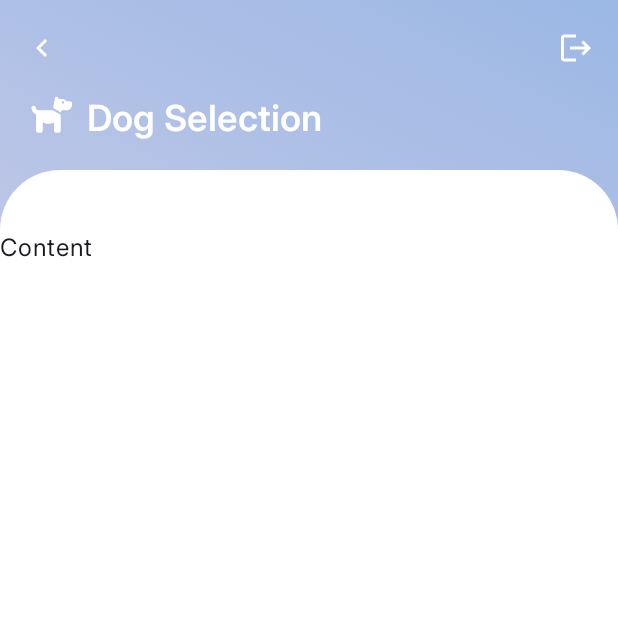
After one commit to joaogouveia89/TikoDog, an Android app built with Jetpack Compose: the composable DogPresentationScreen shown on its own in the app's theme, on a phone screen of 412 x 824 dp, the top half of it. The commit adds this screen. Run offline under Robolectric (Android 15) with nearby library versions, the phone set to English and light mode, and no system bars; Roboto replaces fonts that are not available here.

Commit message:
Tiko Dog Panel Screen

```diff
--- /dev/null
+++ b/app/src/main/java/io/github/joaogouveia89/tikodog/core/presentation/TikoDogTopBar.kt
@@ -0,0 +1,60 @@
+package io.github.joaogouveia89.tikodog.core.presentation
+
+import androidx.compose.material.icons.Icons
+import androidx.compose.material.icons.automirrored.filled.Logout
+import androidx.compose.material.icons.filled.ChevronLeft
+import androidx.compose.material3.ExperimentalMaterial3Api
+import androidx.compose.material3.Icon
+import androidx.compose.material3.IconButton
+import androidx.compose.material3.TopAppBar
+import androidx.compose.material3.TopAppBarDefaults
+import androidx.compose.runtime.Composable
+import androidx.compose.ui.Modifier
+import androidx.compose.ui.graphics.Color
+import androidx.compose.ui.tooling.preview.Preview
+
+@OptIn(ExperimentalMaterial3Api::class)
+@Composable
+fun TikoDogTopBar(
+    modifier: Modifier = Modifier,
+    onBackClick: () -> Unit = {},
+    onLogoutClick: () -> Unit = {}
+) {
+    TopAppBar(
+        modifier = modifier,
+        title = {},
+        colors = TopAppBarDefaults.topAppBarColors().copy(
+            containerColor = Color.Transparent
+        ),
+        navigationIcon = {
+            IconButton(
+                onClick = onBackClick,
+                content = {
+                    Icon(
+                        imageVector = Icons.Default.ChevronLeft,
+                        contentDescription = null,
+                        tint = Color.White
+                    )
+                }
+            )
+        },
+        actions = {
+            IconButton(
+                onClick = onLogoutClick,
+                content = {
+                    Icon(
+                        imageVector = Icons.AutoMirrored.Filled.Logout,
+                        contentDescription = null,
+                        tint = Color.White
+                    )
+                }
+            )
+        }
+    )
+}
+
+@Preview(showBackground = true, backgroundColor = 0xFF9BB8E5)
+@Composable
+private fun TikoDogTopBarPreview() {
+    TikoDogTopBar()
+}
--- a/app/src/main/java/io/github/joaogouveia89/tikodog/core/presentation/TikoDogButton.kt
+++ b/app/src/main/java/io/github/joaogouveia89/tikodog/core/presentation/components/TikoDogButton.kt
@@ -1,4 +1,4 @@
-package io.github.joaogouveia89.tikodog.core.presentation
+package io.github.joaogouveia89.tikodog.core.presentation.components
 
 import androidx.compose.foundation.layout.Row
 import androidx.compose.foundation.layout.padding
--- /dev/null
+++ b/app/src/main/java/io/github/joaogouveia89/tikodog/core/presentation/components/TikoDogPanelScreen.kt
@@ -0,0 +1,73 @@
+package io.github.joaogouveia89.tikodog.core.presentation.components
+
+import androidx.compose.foundation.background
+import androidx.compose.foundation.layout.Column
+import androidx.compose.foundation.layout.Row
+import androidx.compose.foundation.layout.fillMaxSize
+import androidx.compose.foundation.layout.padding
+import androidx.compose.foundation.shape.RoundedCornerShape
+import androidx.compose.material3.Icon
+import androidx.compose.material3.MaterialTheme
+import androidx.compose.material3.Text
+import androidx.compose.runtime.Composable
+import androidx.compose.ui.Modifier
+import androidx.compose.ui.draw.clip
+import androidx.compose.ui.graphics.Color
+import androidx.compose.ui.graphics.vector.ImageVector
+import androidx.compose.ui.unit.dp
+
+data class PanelScreenHeader(
+    val icon: ImageVector,
+    val title: String
+)
+
+@Composable
+fun TikoDogPanelScreen(
+    header: PanelScreenHeader,
+    content: @Composable () -> Unit
+) {
+    Header(headerInfo = header)
+    ContentPanel(content)
+}
+
+@Composable
+private fun ContentPanel(content: @Composable () -> Unit) {
+    Column(
+        modifier = Modifier
+            .padding(top = 20.dp)
+            .fillMaxSize()
+            .clip(
+                RoundedCornerShape(
+                    topStart = 40.dp,
+                    topEnd = 40.dp,
+                )
+            )
+            .background(Color.White)
+            .padding(top = 40.dp),
+    ) {
+        content()
+    }
+}
+
+@Composable
+private fun Header(
+    headerInfo: PanelScreenHeader
+) {
+    Row(
+        modifier = Modifier.padding(start = 20.dp)
+    ) {
+        val elementsColor = Color.White
+
+        Icon(
+            imageVector = headerInfo.icon,
+            tint = elementsColor,
+            contentDescription = null
+        )
+        Text(
+            modifier = Modifier.padding(start = 10.dp),
+            text = headerInfo.title,
+            color = elementsColor,
+            style = MaterialTheme.typography.headlineSmall
+        )
+    }
+}
--- a/app/src/main/java/io/github/joaogouveia89/tikodog/core/presentation/TikoDogTextInput.kt
+++ b/app/src/main/java/io/github/joaogouveia89/tikodog/core/presentation/components/TikoDogTextInput.kt
@@ -1,4 +1,4 @@
-package io.github.joaogouveia89.tikodog.core.presentation
+package io.github.joaogouveia89.tikodog.core.presentation.components
 
 import androidx.compose.foundation.layout.padding
 import androidx.compose.foundation.shape.RoundedCornerShape
--- /dev/null
+++ b/app/src/main/java/io/github/joaogouveia89/tikodog/dogSelection/presentation/DogPresentationScreen.kt
@@ -0,0 +1,72 @@
+package io.github.joaogouveia89.tikodog.dogSelection.presentation
+
+import android.annotation.SuppressLint
+import androidx.compose.foundation.background
+import androidx.compose.foundation.layout.Column
+import androidx.compose.foundation.layout.Row
+import androidx.compose.foundation.layout.fillMaxSize
+import androidx.compose.foundation.layout.padding
+import androidx.compose.foundation.shape.RoundedCornerShape
+import androidx.compose.material3.Icon
+import androidx.compose.material3.MaterialTheme
+import androidx.compose.material3.Scaffold
+import androidx.compose.material3.Text
+import androidx.compose.runtime.Composable
+import androidx.compose.ui.Modifier
+import androidx.compose.ui.draw.clip
+import androidx.compose.ui.graphics.Color
+import androidx.compose.ui.graphics.vector.ImageVector
+import androidx.compose.ui.res.stringResource
+import androidx.compose.ui.res.vectorResource
+import androidx.compose.ui.tooling.preview.Preview
+import androidx.compose.ui.unit.dp
+import io.github.joaogouveia89.tikodog.R
+import io.github.joaogouveia89.tikodog.core.presentation.TikoDogTopBar
+import io.github.joaogouveia89.tikodog.core.presentation.components.PanelScreenHeader
+import io.github.joaogouveia89.tikodog.core.presentation.components.TikoDogPanelScreen
+import io.github.joaogouveia89.tikodog.ui.theme.TikoDogTheme
+import io.github.joaogouveia89.tikodog.ui.theme.backgroundGradient
+
+@SuppressLint("UnusedMaterial3ScaffoldPaddingParameter")
+@Composable
+fun DogPresentationScreen(
+    onBackClick: () -> Unit,
+    onLogoutClick: () -> Unit
+) {
+    Scaffold(
+        modifier = Modifier.background(backgroundGradient),
+        topBar = {
+            TikoDogTopBar(
+                onBackClick = onBackClick,
+                onLogoutClick = onLogoutClick
+            )
+        },
+        containerColor = Color.Transparent
+    ) { paddingValues ->
+        Column(
+            modifier = Modifier.padding(paddingValues)
+        ) {
+            TikoDogPanelScreen(
+                header = PanelScreenHeader(
+                    icon = ImageVector.vectorResource(id = R.drawable.ic_dog),
+                    title = stringResource(R.string.dog_selection)
+                ),
+                content = {
+                    Text(text = "Content")
+                }
+            )
+        }
+    }
+}
+
+
+@Preview(showBackground = true)
+@Composable
+private fun DogPresentationScreenPreview() {
+    TikoDogTheme {
+        DogPresentationScreen(
+            onBackClick = {},
+            onLogoutClick = {}
+        )
+    }
+}
--- a/app/src/main/java/io/github/joaogouveia89/tikodog/login/presentation/LoginScreen.kt
+++ b/app/src/main/java/io/github/joaogouveia89/tikodog/login/presentation/LoginScreen.kt
@@ -5,21 +5,10 @@ import androidx.compose.foundation.layout.fillMaxSize
 import androidx.compose.material3.Scaffold
 import androidx.compose.runtime.Composable
 import androidx.compose.ui.Modifier
-import androidx.compose.ui.geometry.Offset
-import androidx.compose.ui.graphics.Brush
 import androidx.compose.ui.tooling.preview.Preview
-import io.github.joaogouveia89.tikodog.ui.theme.TikoBlue
 import io.github.joaogouveia89.tikodog.ui.theme.TikoDogTheme
-import io.github.joaogouveia89.tikodog.ui.theme.TikoPink
+import io.github.joaogouveia89.tikodog.ui.theme.backgroundGradient
 
-private val loginBackground = Brush.linearGradient(
-    colors = listOf(
-        TikoPink,
-        TikoBlue
-    ),
-    start = Offset(0f, Float.POSITIVE_INFINITY),
-    end = Offset(Float.POSITIVE_INFINITY, 0f)
-)
 
 @Composable
 fun LoginScreen() {
@@ -29,7 +18,7 @@ fun LoginScreen() {
             paddingValues = paddingValues,
             modifier = Modifier
                 .fillMaxSize()
-                .background(loginBackground)
+                .background(backgroundGradient)
         )
     }
 }
--- a/app/src/main/java/io/github/joaogouveia89/tikodog/login/presentation/LoginScreenContent.kt
+++ b/app/src/main/java/io/github/joaogouveia89/tikodog/login/presentation/LoginScreenContent.kt
@@ -21,8 +21,8 @@ import androidx.compose.ui.res.vectorResource
 import androidx.compose.ui.tooling.preview.Preview
 import androidx.compose.ui.unit.dp
 import io.github.joaogouveia89.tikodog.R
-import io.github.joaogouveia89.tikodog.core.presentation.TikoDogButton
-import io.github.joaogouveia89.tikodog.core.presentation.TikoDogTextInput
+import io.github.joaogouveia89.tikodog.core.presentation.components.TikoDogButton
+import io.github.joaogouveia89.tikodog.core.presentation.components.TikoDogTextInput
 import io.github.joaogouveia89.tikodog.login.presentation.components.TikoDogPasswordInput
 import io.github.joaogouveia89.tikodog.ui.theme.TikoDogTheme
 import io.github.joaogouveia89.tikodog.ui.theme.TikoGray
--- a/app/src/main/java/io/github/joaogouveia89/tikodog/login/presentation/components/TikoDogPasswordInput.kt
+++ b/app/src/main/java/io/github/joaogouveia89/tikodog/login/presentation/components/TikoDogPasswordInput.kt
@@ -20,7 +20,7 @@ import androidx.compose.ui.text.input.VisualTransformation
 import androidx.compose.ui.tooling.preview.Preview
 import androidx.compose.ui.unit.dp
 import io.github.joaogouveia89.tikodog.R
-import io.github.joaogouveia89.tikodog.core.presentation.TikoDogTextInput
+import io.github.joaogouveia89.tikodog.core.presentation.components.TikoDogTextInput
 import io.github.joaogouveia89.tikodog.ui.theme.TikoGray
 
 @Composable
--- a/app/src/main/java/io/github/joaogouveia89/tikodog/ui/theme/Color.kt
+++ b/app/src/main/java/io/github/joaogouveia89/tikodog/ui/theme/Color.kt
@@ -1,5 +1,7 @@
 package io.github.joaogouveia89.tikodog.ui.theme
 
+import androidx.compose.ui.geometry.Offset
+import androidx.compose.ui.graphics.Brush
 import androidx.compose.ui.graphics.Color
 
 val Purple80 = Color(0xFFD0BCFF)
@@ -16,3 +18,12 @@ val TikoPink = Color(0xFFFDE0EA)
 val TikoBlue = Color(0xFF9BB8E5)
 
 val TikoGray = Color(0xFF8190A4)
+
+val backgroundGradient = Brush.linearGradient(
+    colors = listOf(
+        TikoPink,
+        TikoBlue
+    ),
+    start = Offset(0f, Float.POSITIVE_INFINITY),
+    end = Offset(Float.POSITIVE_INFINITY, 0f)
+)
--- /dev/null
+++ b/app/src/main/res/drawable/ic_dog.xml
@@ -0,0 +1,9 @@
+<vector xmlns:android="http://schemas.android.com/apk/res/android"
+    android:width="28dp"
+    android:height="25dp"
+    android:viewportWidth="28"
+    android:viewportHeight="25">
+  <path
+      android:pathData="M16.563,1.438C16.656,0.922 17.125,0.5 17.688,0.5C18.016,0.5 18.344,0.688 18.578,0.969L19.375,2H21.813C22.375,2 22.984,2.281 23.406,2.703L24.25,3.5H26.875C27.484,3.5 28,4.016 28,4.625V5.75C28,7.859 26.313,9.5 24.25,9.5H20.969L20.734,10.953L15.484,7.953L16.563,1.438ZM22,3.5C21.578,3.5 21.25,3.875 21.25,4.25C21.25,4.672 21.578,5 22,5C22.375,5 22.75,4.672 22.75,4.25C22.75,3.875 22.375,3.5 22,3.5ZM20.5,12.547V23C20.5,23.844 19.797,24.5 19,24.5H17.5C16.656,24.5 16,23.844 16,23V17.609C14.828,18.219 13.563,18.5 12.25,18.5C10.891,18.5 9.625,18.219 8.5,17.609V23C8.5,23.844 7.797,24.5 7,24.5H5.5C4.656,24.5 4,23.844 4,23V12.219C2.641,11.703 1.563,10.578 1.188,9.125L1,8.375C0.813,7.578 1.328,6.781 2.125,6.547C2.922,6.359 3.719,6.875 3.953,7.672L4.094,8.375C4.281,9.031 4.891,9.5 5.547,9.5H15.203L20.5,12.547Z"
+      android:fillColor="#ffffff"/>
+</vector>
--- a/app/src/main/res/values/strings.xml
+++ b/app/src/main/res/values/strings.xml
@@ -3,4 +3,5 @@
     <string name="sign_in">Sign in</string>
     <string name="show_password">Show Password</string>
     <string name="hide_password">Hide Password</string>
+    <string name="dog_selection">Dog Selection</string>
 </resources>
```
